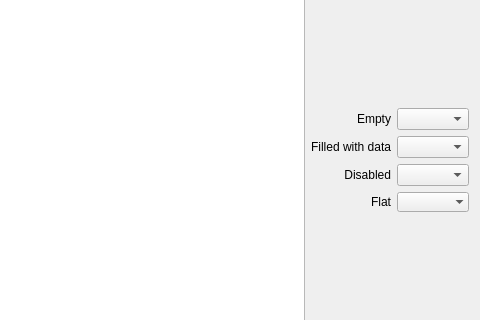
Before: the Qt Designer form dev/Code/Framework/AzQtComponents/AzQtComponents/Gallery/ComboBoxPage.ui in aws/lumberyard, drawn with Qt 5; both pictures show x 770 to 1250 and y 198 to 518 of the 1250 by 716 pixel window.
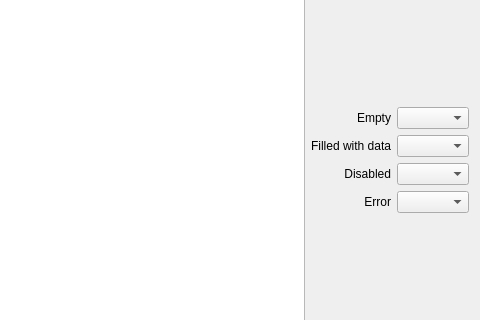
After: the same form once the commit is applied.

The edit to the form file:
```diff
--- a/dev/Code/Framework/AzQtComponents/AzQtComponents/Gallery/ComboBoxPage.ui
+++ b/dev/Code/Framework/AzQtComponents/AzQtComponents/Gallery/ComboBoxPage.ui
@@ -80,6 +80,16 @@
          </property>
         </widget>
        </item>
+       <item row="3" column="0">
+        <widget class="QLabel" name="label_4">
+         <property name="text">
+          <string>Error</string>
+         </property>
+         <property name="alignment">
+          <set>Qt::AlignRight|Qt::AlignTrailing|Qt::AlignVCenter</set>
+         </property>
+        </widget>
+       </item>
        <item row="1" column="1">
         <widget class="QComboBox" name="m_data"/>
        </item>
@@ -90,21 +100,7 @@
         <widget class="QComboBox" name="m_empty"/>
        </item>
        <item row="3" column="1">
-        <widget class="QComboBox" name="m_flat">
-         <property name="frame">
-          <bool>false</bool>
-         </property>
-        </widget>
-       </item>
-       <item row="3" column="0">
-        <widget class="QLabel" name="label_4">
-         <property name="text">
-          <string>Flat</string>
-         </property>
-         <property name="alignment">
-          <set>Qt::AlignRight|Qt::AlignTrailing|Qt::AlignVCenter</set>
-         </property>
-        </widget>
+        <widget class="QComboBox" name="m_error"/>
        </item>
       </layout>
      </item>
```
